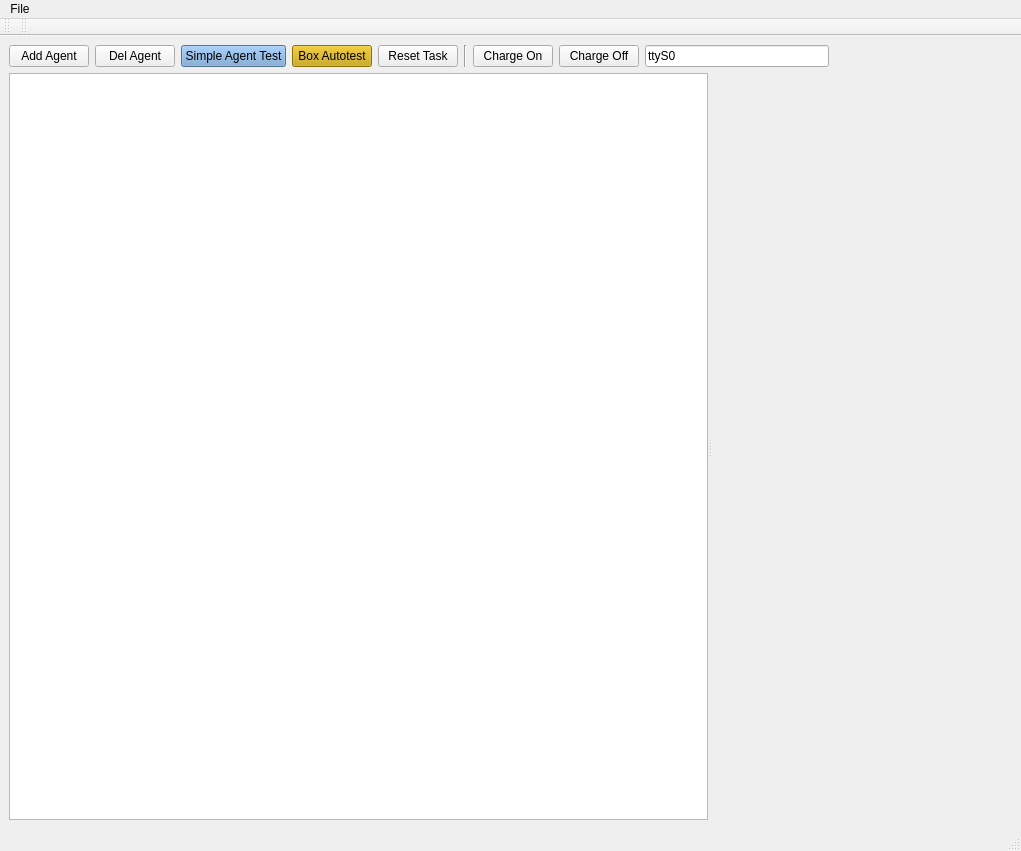
Before: the Qt Designer form App/AgentsManager/mainwindow.ui in break11/AutoStorage, drawn with Qt 5.
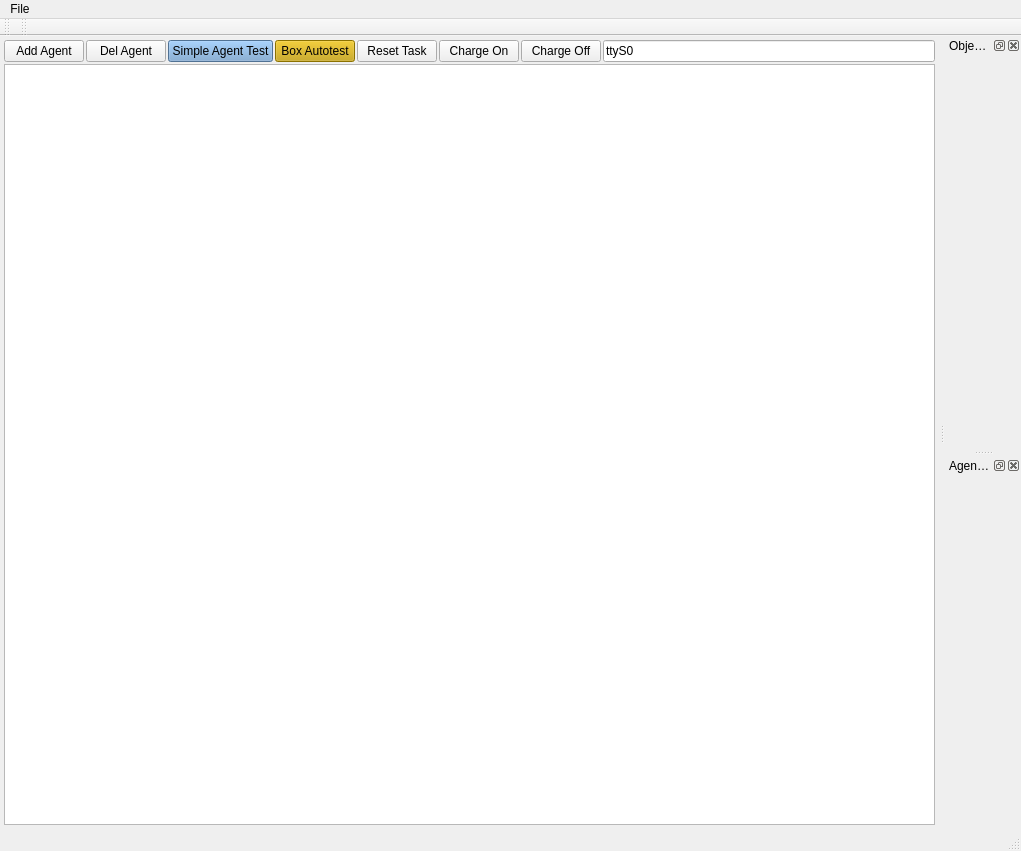
After: the same form once the commit is applied.

Patch:
```diff
--- a/App/AgentsManager/mainwindow.ui
+++ b/App/AgentsManager/mainwindow.ui
@@ -10,11 +10,65 @@
     <height>851</height>
    </rect>
   </property>
+  <property name="sizePolicy">
+   <sizepolicy hsizetype="Preferred" vsizetype="Preferred">
+    <horstretch>0</horstretch>
+    <verstretch>0</verstretch>
+   </sizepolicy>
+  </property>
   <property name="windowTitle">
    <string>AgentsManager</string>
   </property>
   <widget class="QWidget" name="centralwidget">
    <layout class="QVBoxLayout" name="verticalLayout">
+    <property name="spacing">
+     <number>2</number>
+    </property>
+    <property name="leftMargin">
+     <number>2</number>
+    </property>
+    <property name="topMargin">
+     <number>2</number>
+    </property>
+    <property name="rightMargin">
+     <number>2</number>
+    </property>
+    <property name="bottomMargin">
+     <number>2</number>
+    </property>
+    <item>
+     <widget class="QScrollArea" name="scrollArea">
+      <property name="frameShape">
+       <enum>QFrame::NoFrame</enum>
+      </property>
+      <property name="widgetResizable">
+       <bool>true</bool>
+      </property>
+      <widget class="QWidget" name="scrollAreaWidgetContents">
+       <property name="geometry">
+        <rect>
+         <x>0</x>
+         <y>0</y>
+         <width>893</width>
+         <height>785</height>
+        </rect>
+       </property>
+       <layout class="QVBoxLayout" name="verticalLayout_3">
+        <property name="spacing">
+         <number>2</number>
+        </property>
+        <property name="leftMargin">
+         <number>2</number>
+        </property>
+        <property name="topMargin">
+         <number>2</number>
+        </property>
+        <property name="rightMargin">
+         <number>2</number>
+        </property>
+        <property name="bottomMargin">
+         <number>2</number>
+        </property>
     <item>
      <layout class="QHBoxLayout" name="horizontalLayout">
       <item>
@@ -86,13 +140,6 @@
         </property>
        </widget>
       </item>
-      <item>
-       <widget class="Line" name="line">
-        <property name="orientation">
-         <enum>Qt::Vertical</enum>
-        </property>
-       </widget>
-      </item>
       <item>
        <widget class="QPushButton" name="btnChargeOn">
         <property name="text">
@@ -114,33 +161,22 @@
         </property>
        </widget>
       </item>
-      <item>
-       <spacer name="horizontalSpacer">
-        <property name="orientation">
-         <enum>Qt::Horizontal</enum>
-        </property>
-        <property name="sizeHint" stdset="0">
-         <size>
-          <width>40</width>
-          <height>20</height>
-         </size>
-        </property>
-       </spacer>
-      </item>
      </layout>
     </item>
     <item>
-     <widget class="QSplitter" name="splitter">
-      <property name="orientation">
-       <enum>Qt::Horizontal</enum>
-      </property>
       <widget class="QTableView" name="tvAgents">
        <property name="sizePolicy">
-        <sizepolicy hsizetype="Expanding" vsizetype="Expanding">
+           <sizepolicy hsizetype="Preferred" vsizetype="Minimum">
          <horstretch>0</horstretch>
          <verstretch>0</verstretch>
         </sizepolicy>
        </property>
+          <property name="minimumSize">
+           <size>
+            <width>0</width>
+            <height>0</height>
+           </size>
+          </property>
        <property name="styleSheet">
         <string notr="true">QTableView::item:focus { border : 2px solid blue; }</string>
        </property>
@@ -157,29 +193,7 @@
         <bool>true</bool>
        </attribute>
       </widget>
-      <widget class="QWidget" name="agent_CMD_Log_Container" native="true">
-       <property name="minimumSize">
-        <size>
-         <width>300</width>
-         <height>0</height>
-        </size>
-       </property>
-       <layout class="QVBoxLayout" name="verticalLayout_3">
-        <property name="spacing">
-         <number>2</number>
-        </property>
-        <property name="leftMargin">
-         <number>0</number>
-        </property>
-        <property name="topMargin">
-         <number>0</number>
-        </property>
-        <property name="rightMargin">
-         <number>0</number>
-        </property>
-        <property name="bottomMargin">
-         <number>0</number>
-        </property>
+        </item>
        </layout>
       </widget>
      </widget>
@@ -237,6 +251,47 @@
    </widget>
    <addaction name="menuFile"/>
   </widget>
+  <widget class="QDockWidget" name="dkObjectWdiget">
+   <property name="minimumSize">
+    <size>
+     <width>76</width>
+     <height>41</height>
+    </size>
+   </property>
+   <property name="floating">
+    <bool>false</bool>
+   </property>
+   <property name="windowTitle">
+    <string>Object Wdiget</string>
+   </property>
+   <attribute name="dockWidgetArea">
+    <number>2</number>
+   </attribute>
+   <widget class="QWidget" name="dkObjectWdiget_Contents">
+    <layout class="QVBoxLayout" name="verticalLayout_2" stretch="">
+     <property name="sizeConstraint">
+      <enum>QLayout::SetNoConstraint</enum>
+     </property>
+    </layout>
+   </widget>
+  </widget>
+  <widget class="QDockWidget" name="dkAgent_CMD_Log">
+   <property name="minimumSize">
+    <size>
+     <width>0</width>
+     <height>0</height>
+    </size>
+   </property>
+   <property name="windowTitle">
+    <string>Agent_CMD_Log</string>
+   </property>
+   <attribute name="dockWidgetArea">
+    <number>2</number>
+   </attribute>
+   <widget class="QWidget" name="dkAgent_CMD_Log_Contents">
+    <layout class="QVBoxLayout" name="verticalLayout_4"/>
+   </widget>
+  </widget>
  </widget>
  <resources/>
  <connections/>
```
Left out of the diff: 2 changed lines with no effect on the pictures. Lines whose indentation alone changed are shown as unchanged.
